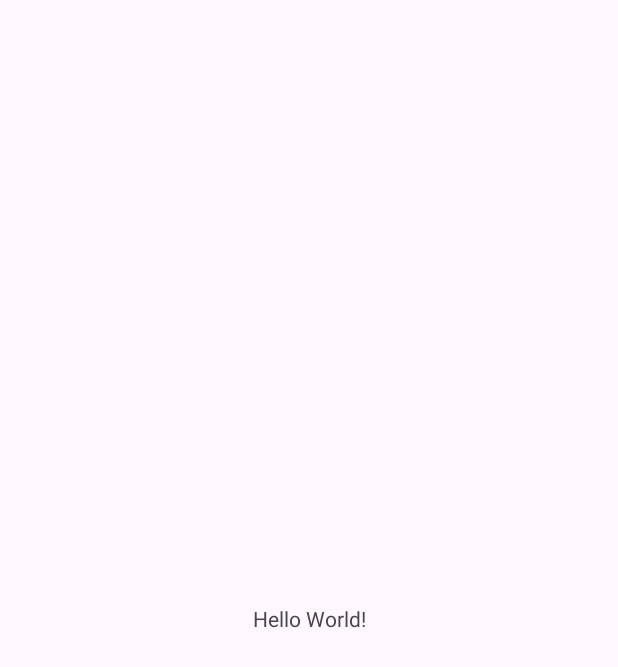
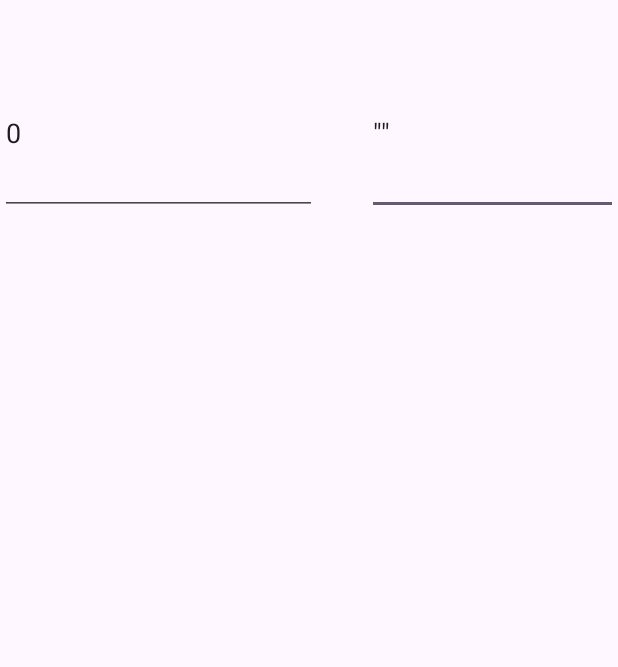
Before and after one commit to almasteinman/SimpleCalculator, an Android app: the screen it shows after launch (MainActivity), on a phone screen of 412 x 824 dp. Before the commit the part shown is almost empty. Shown: the top 667 px of the screen. Run offline under Robolectric (Android 15) with nearby library versions, the phone set to English and light mode, and no system bars.

Commit message:
added number text

```diff
--- a/app/src/main/res/layout/activity_main.xml
+++ b/app/src/main/res/layout/activity_main.xml
@@ -6,13 +6,31 @@
     android:layout_height="match_parent"
     tools:context=".MainActivity">
 
-    <TextView
-        android:layout_width="wrap_content"
-        android:layout_height="wrap_content"
-        android:text="Hello World!"
+    <EditText
+        android:id="@+id/Num2"
+        android:layout_width="167dp"
+        android:layout_height="109dp"
+        android:ems="10"
+        android:inputType="numberSigned"
+        android:text="&quot;&quot;"
         app:layout_constraintBottom_toBottomOf="parent"
         app:layout_constraintEnd_toEndOf="parent"
+        app:layout_constraintHorizontal_bias="1.0"
         app:layout_constraintStart_toStartOf="parent"
-        app:layout_constraintTop_toTopOf="parent" />
+        app:layout_constraintTop_toTopOf="parent"
+        app:layout_constraintVertical_bias="0.048" />
 
+    <EditText
+        android:id="@+id/Num1"
+        android:layout_width="211dp"
+        android:layout_height="109dp"
+        android:ems="10"
+        android:inputType="numberSigned"
+        android:text="0"
+        app:layout_constraintBottom_toBottomOf="parent"
+        app:layout_constraintEnd_toEndOf="parent"
+        app:layout_constraintHorizontal_bias="0.0"
+        app:layout_constraintStart_toStartOf="parent"
+        app:layout_constraintTop_toTopOf="parent"
+        app:layout_constraintVertical_bias="0.048" />
 </androidx.constraintlayout.widget.ConstraintLayout>
```
